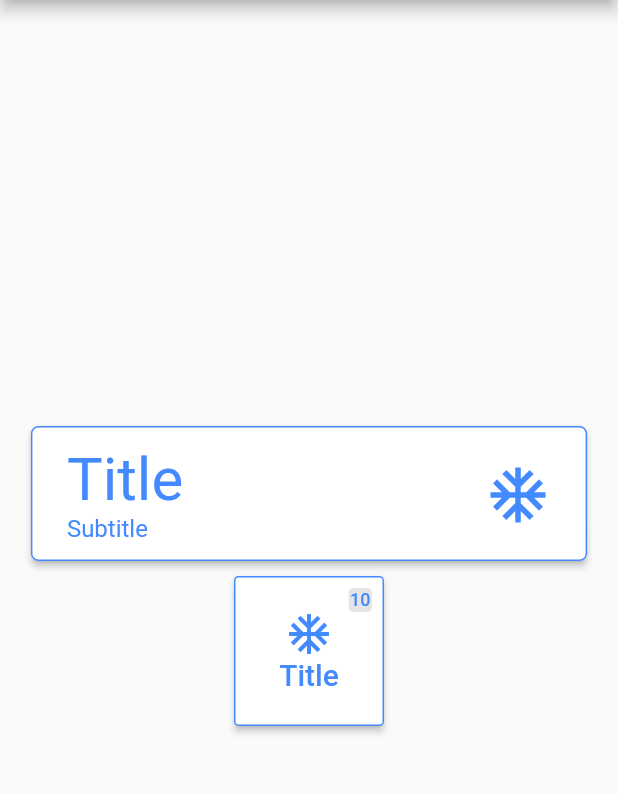
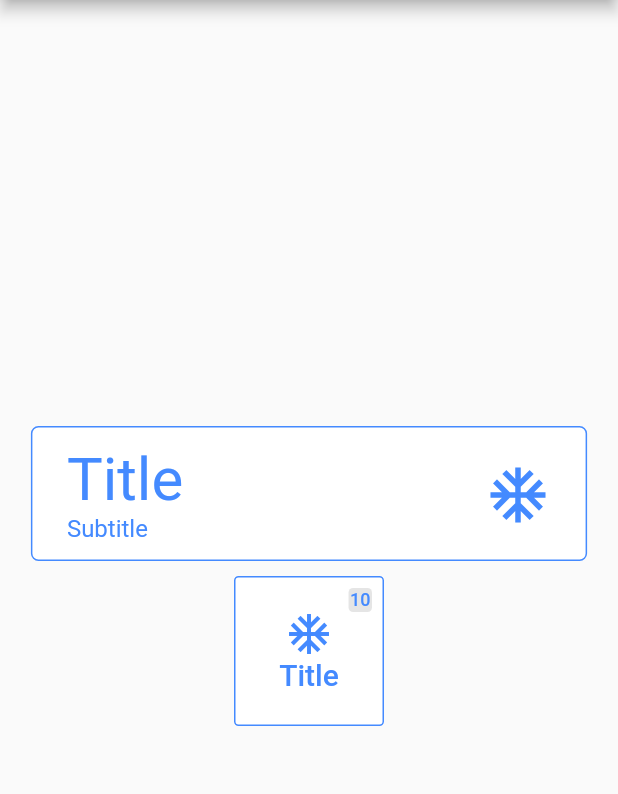
Before and after one commit to ajomuch92/metro-button-flutter, a Flutter app: the screen it shows after launch, on a phone screen of 412 x 824 dp, the part 84-878 px from its top. Run offline on Flutter 3.47's test engine with Material 2 defaults, Android fonts, the phone set to English and light mode, and no system bars.

Commit message:
Changing raisedbutton for elevatedbutton and adding elevation prop

```diff
--- a/lib/metro_button.dart
+++ b/lib/metro_button.dart
@@ -4,18 +4,46 @@ import 'package:flutter/material.dart';
 
 /// Class used to generate the command button
 class CommandButton extends StatelessWidget {
+  /// Widget for title
   final Widget title;
+
+  /// Widget for subtitle
   final Widget subtitle;
+
+  /// String for tooltip
   final String tooltip;
+
+  /// Function to handle on tap
   final Function() onTap;
+
+  /// Function to handle on long tap
   final Function() onLongTap;
+
+  /// Boolean to disabled the button
   final bool disabled;
+
+  /// Boolean value to indicate when icon is used as leading or trailing
   final bool reverse;
+
+  /// Double value to indicate button width
   final double width;
+
+  /// Double value to indicate button height
   final double height;
+
+  /// Double value to indicate elevation
+  final double elevation;
+
+  /// Color to indicate button background color
   final Color backgroundColor;
+
+  /// Color to indicate button border color
   final Color borderColor;
+
+  /// Double value to indicate button corner radius
   final double radius;
+
+  /// Widget for icon
   final Widget icon;
 
   const CommandButton(
@@ -28,6 +56,7 @@ class CommandButton extends StatelessWidget {
       this.disabled = false,
       this.width,
       this.height,
+      this.elevation = 0,
       this.reverse = false,
       this.backgroundColor,
       this.borderColor,
@@ -41,7 +70,7 @@ class CommandButton extends StatelessWidget {
       width: this.width ?? MediaQuery.of(context).size.width * 0.9,
       child: ButtonTheme(
         height: this.height ?? 80.0,
-        child: RaisedButton(
+        child: ElevatedButton(
           child: Tooltip(
               message: this.tooltip ?? '',
               child: this.reverse
@@ -57,15 +86,26 @@ class CommandButton extends StatelessWidget {
                     )),
           onPressed: disabled ? null : this.onTap,
           onLongPress: this.onLongTap,
-          shape: RoundedRectangleBorder(
-              borderRadius: BorderRadius.circular(radius ?? 0),
-              side: BorderSide(
-                  color: disabled
-                      ? Colors.grey[300]
-                      : borderColor ?? Colors.grey)),
-          color: disabled ? Colors.grey[300] : backgroundColor ?? Colors.grey,
-          padding: const EdgeInsets.all(8.0),
-          highlightColor: Colors.grey[50],
+          style: ButtonStyle(
+            side: MaterialStateProperty.all<BorderSide>(
+              BorderSide( color: disabled ? Colors.grey[300]
+                    : borderColor ?? Colors.grey)
+            ),
+            elevation: MaterialStateProperty.all<double>(this.elevation),
+            shape: MaterialStateProperty.all<RoundedRectangleBorder>(
+              RoundedRectangleBorder(
+              borderRadius: BorderRadius.circular(radius ?? 0)),
+            ),
+            backgroundColor: MaterialStateProperty.all<Color>(
+              disabled ? Colors.grey[300] : backgroundColor ?? Colors.grey
+            ),
+            padding: MaterialStateProperty.all<EdgeInsetsGeometry>(
+              EdgeInsets.all(8.0)
+            ),
+            overlayColor: MaterialStateProperty.all<Color>(
+              Colors.grey[50]
+            )
+          )
         ),
       ),
     );
@@ -74,16 +114,40 @@ class CommandButton extends StatelessWidget {
 
 /// Class used to generate the shortcut button
 class ShortcutButton extends StatelessWidget {
+  /// Widget for title
   final Widget title;
+
+  /// Widget for badge
   final Widget badge;
+
+  /// String for tooltip
   final String tooltip;
+
+  /// Function to handle on tap
   final Function() onTap;
+
+  /// Function to handle on long tap
   final Function() onLongTap;
+
+  /// Boolean to disabled the button
   final bool disabled;
+
+  /// Double value to indicate button width and height
   final double size;
+
+  /// Double value to indicate elevation
+  final double elevation;
+
+  /// Color to indicate button background color
   final Color backgroundColor;
+
+  /// Color to indicate button border color
   final Color borderColor;
+
+  /// Double value to indicate button corner radius
   final double radius;
+
+  /// Widget for icon
   final Widget icon;
 
   const ShortcutButton(
@@ -95,6 +159,7 @@ class ShortcutButton extends StatelessWidget {
       this.tooltip,
       this.disabled = false,
       this.size,
+      this.elevation = 0,
       this.backgroundColor,
       this.borderColor,
       this.radius = 5.0,
@@ -106,7 +171,7 @@ class ShortcutButton extends StatelessWidget {
     return SizedBox(
       width: this.size ?? 150,
       height: this.size ?? 150,
-      child: RaisedButton(
+      child: ElevatedButton(
         child: Tooltip(
             message: this.tooltip ?? '',
             child: Stack(
@@ -133,14 +198,26 @@ class ShortcutButton extends StatelessWidget {
             )),
         onPressed: disabled ? null : this.onTap,
         onLongPress: this.onLongTap,
-        shape: RoundedRectangleBorder(
-            borderRadius: BorderRadius.circular(radius ?? 0),
-            side: BorderSide(
-                color:
-                    disabled ? Colors.grey[300] : borderColor ?? Colors.grey)),
-        color: disabled ? Colors.grey[300] : backgroundColor ?? Colors.grey,
-        padding: const EdgeInsets.all(8.0),
-        highlightColor: Colors.grey[50],
+        style: ButtonStyle(
+          side: MaterialStateProperty.all<BorderSide>(
+            BorderSide( color: disabled ? Colors.grey[300]
+                  : borderColor ?? Colors.grey)
+          ),
+          elevation: MaterialStateProperty.all<double>(this.elevation),
+          shape: MaterialStateProperty.all<RoundedRectangleBorder>(
+            RoundedRectangleBorder(
+            borderRadius: BorderRadius.circular(radius ?? 0)),
+          ),
+          backgroundColor: MaterialStateProperty.all<Color>(
+            disabled ? Colors.grey[300] : backgroundColor ?? Colors.grey
+          ),
+          padding: MaterialStateProperty.all<EdgeInsetsGeometry>(
+            EdgeInsets.all(8.0)
+          ),
+          overlayColor: MaterialStateProperty.all<Color>(
+            Colors.grey[50]
+          )
+        )
       ),
     );
   }
```
